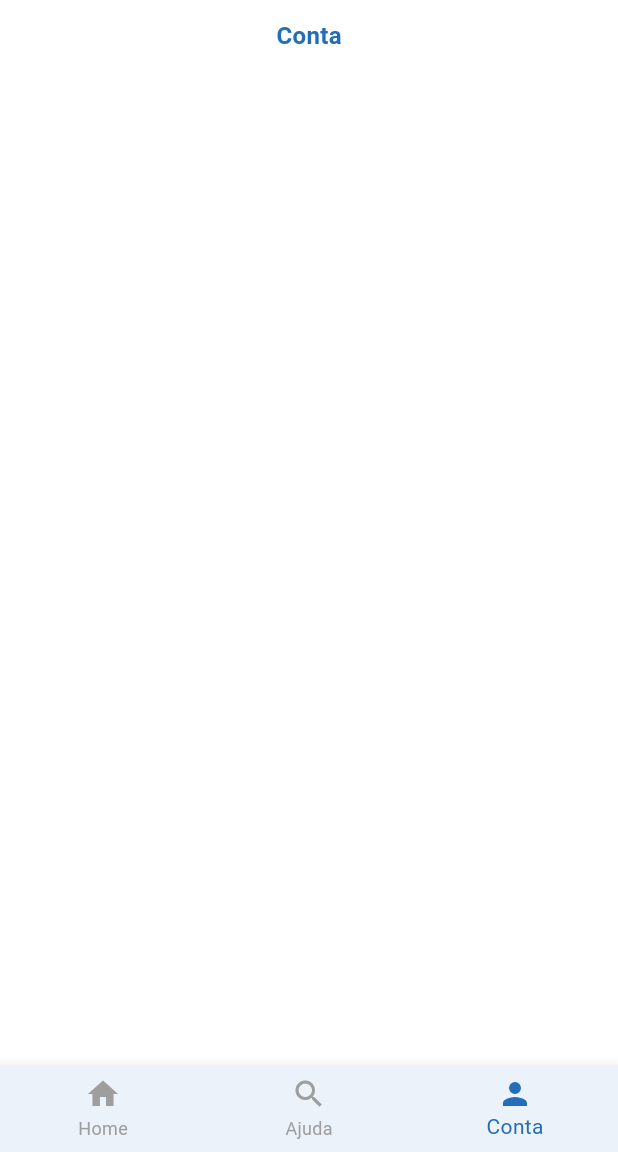
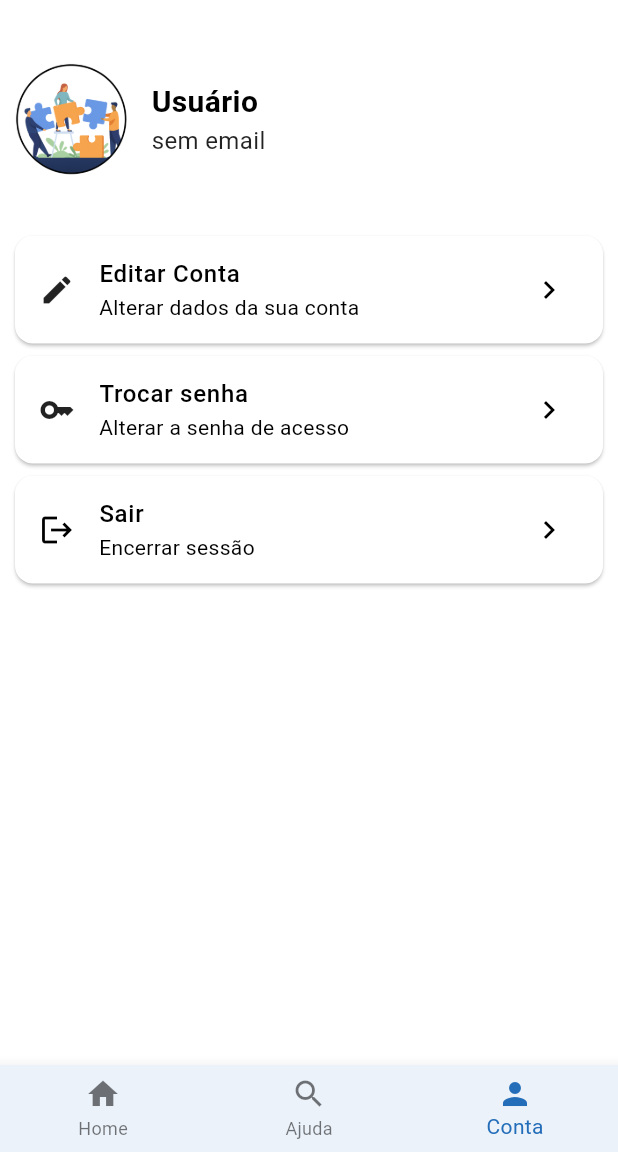
Before and after one commit to Helio07/App_CollabStake, a Flutter app: the ContaScreen screen opened by its route, on a phone screen of 412 x 824 dp, the part 84-1236 px from its top. Run offline on Flutter 3.47's test engine with Material 3 defaults, Android fonts, the light colour scheme and no system bars; our stand-ins replace bloc, dio, equatable, flutter_bloc, font_awesome_flutter, shared_preferences; accounts and stored records are empty; network calls fail.

Commit message:
feat(conta): Editar conta criado e integrado com a api

```diff
--- a/collab_stake/env_dev.json
+++ b/collab_stake/env_dev.json
@@ -1,3 +1,3 @@
 {
-    "BASE_URL": "http://localhost/api/"
+    "BASE_URL": "http://10.0.2.2/api/"
 }
--- a/collab_stake/lib/bloc/autenticacaoBloc/autenticacao_event.dart
+++ b/collab_stake/lib/bloc/autenticacaoBloc/autenticacao_event.dart
@@ -21,3 +21,13 @@ class SolicitouCadastrarEvent extends AutenticacaoEvent {
 class ClearErroCredenciaisEvent extends AutenticacaoEvent {}
 
 class ClearErroCadastroEvent extends AutenticacaoEvent {}
+
+
+class AtualizouDadosEvent extends AutenticacaoEvent {
+  const AtualizouDadosEvent({this.name, this.email, this.telefone});
+  final String? name;
+  final String? email;
+  final String? telefone;
+}
+
+class BuscoudadosEvent extends AutenticacaoEvent {}
--- a/collab_stake/lib/models/usuario.dart
+++ b/collab_stake/lib/models/usuario.dart
@@ -39,12 +39,14 @@ class DadosUsuario {
   int? id;
   String? email;
   String? name;
+  String? telefone;
 
 
   DadosUsuario({
     this.id,
     this.email,
     this.name,
+    this.telefone,
   });
 
   factory DadosUsuario.fromJson(Map<String, dynamic> json) {
@@ -52,6 +54,7 @@ class DadosUsuario {
       id: json['id'],
       email: json['email'],
       name: json['name'],
+      telefone: json['telefone'],
     );
   }
 
@@ -60,6 +63,7 @@ class DadosUsuario {
       'id': id,
       'email': email,
       'name': name,
+      'telefone': telefone,
     };
   }
 }
--- a/collab_stake/lib/screens/conta/conta_screen.dart
+++ b/collab_stake/lib/screens/conta/conta_screen.dart
@@ -1,3 +1,4 @@
+import 'package:collab_stake/screens/conta/alterar_dados.dart';
 import 'package:collab_stake/screens/layout/layout.dart';
 import 'package:flutter/material.dart';
 import 'package:flutter_bloc/flutter_bloc.dart';
@@ -14,7 +15,6 @@ class _ContaScreenState extends State<ContaScreen> {
   @override
   void initState() {
     super.initState();
-
   }
 
   @override
@@ -25,26 +25,104 @@ class _ContaScreenState extends State<ContaScreen> {
           Navigator.pushReplacementNamed(context, '/login');
         }
       },
-      child: BlocBuilder<AutenticacaoBloc, AutenticacaoState>(builder: (context, state) {
+      child: BlocBuilder<AutenticacaoBloc, AutenticacaoState>(
+          builder: (context, state) {
+        final nomeUsuario = state.usuario?.data?.name ?? 'Usuário';
         return Layout(
           selectedIndex: 2,
-          child: Column(
-            children: [
-              Padding(
-                padding:
-                    const EdgeInsets.symmetric(horizontal: 8.0, vertical: 12.0),
-                child: Center(
-                  child: Text(
-                    'Conta',
-                    style: TextStyle(
-                      fontSize: 16,
-                      fontWeight: FontWeight.bold,
-                      color: Theme.of(context).primaryColor,
+          child: Padding(
+            padding: const EdgeInsets.all(10.0),
+            child: Column(
+              crossAxisAlignment: CrossAxisAlignment.start,
+              children: [
+                const SizedBox(height: 32),
+                Row(
+                  mainAxisAlignment: MainAxisAlignment.start,
+                  children: [
+                    Image.asset(
+                      'assets/images/iconeConta.png',
+                      width: 75,
+                      height: 75,
                     ),
+                    const SizedBox(width: 16),
+                    Flexible(
+                      child: Column(
+                        crossAxisAlignment: CrossAxisAlignment.start,
+                        children: [
+                          Text(
+                            nomeUsuario,
+                            overflow: TextOverflow.ellipsis,
+                            style: const TextStyle(
+                              fontSize: 20,
+                              fontWeight: FontWeight.bold,
+                            ),
+                          ),
+                          Text(
+                            state.usuario?.data?.email ?? 'sem email',
+                            overflow: TextOverflow.ellipsis,
+                            style: const TextStyle(
+                              fontSize: 16,
+                              color: Colors.black87,
+                            ),
+                          ),
+                        ],
+                      ),
+                    ),
+                  ],
+                ),
+                const SizedBox(height: 40),
+                Card(
+                  margin: EdgeInsets.zero,
+                  child: ListTile(
+                    leading: const Icon(Icons.edit, color: Colors.black87),
+                    title: const Text('Editar Conta',
+                        style: TextStyle(fontWeight: FontWeight.w500)),
+                    subtitle: const Text('Alterar dados da sua conta'),
+                    trailing: const Icon(Icons.chevron_right),
+                    onTap: () {
+                      showDialog(
+                        context: context,
+                        builder: (BuildContext context) {
+                          return const AlterarDados();
+                        },
+                      );
+                    },
                   ),
                 ),
-              ),
-            ],
+                const SizedBox(height: 8),
+                Card(
+                  margin: EdgeInsets.zero,
+                  child: ListTile(
+                    leading: const Icon(Icons.key, color: Colors.black87),
+                    title: const Text('Trocar senha',
+                        style: TextStyle(fontWeight: FontWeight.w500)),
+                    subtitle: const Text('Alterar a senha de acesso'),
+                    trailing: const Icon(Icons.chevron_right),
+                    onTap: () {
+                      // TODO: Implementar edição de conta futuramente
+                    },
+                  ),
+                ),
+                const SizedBox(height: 8),
+                Card(
+                  margin: EdgeInsets.zero,
+                  child: ListTile(
+                    leading: const Icon(Icons.logout),
+                    title: const Text(
+                      'Sair',
+                      style: TextStyle(
+                        fontWeight: FontWeight.w500,
+                      ),
+                    ),
+                    subtitle: const Text('Encerrar sessão'),
+                    trailing: const Icon(Icons.chevron_right),
+                    onTap: () {
+                      //context.read<AutenticacaoBloc>().add(AutenticacaoLogoutSolicitado());
+                    },
+                  ),
+                ),
+              ],
+            ),
           ),
         );
       }),
--- a/collab_stake/lib/screens/layout/layout.dart
+++ b/collab_stake/lib/screens/layout/layout.dart
@@ -16,12 +16,13 @@ class _LayoutState extends State<Layout> {
    @override
   void initState() {
     super.initState();
-    _selectedIndex = widget.selectedIndex; // Inicialize com o valor recebido
+    _selectedIndex = widget.selectedIndex;
   }
 
   @override
   Widget build(BuildContext context) {
     return Scaffold(
+      resizeToAvoidBottomInset: false,
       appBar: AppBar(
         automaticallyImplyLeading: false,
         backgroundColor: const Color(0xFFEBF2FA),
@@ -72,7 +73,6 @@ class _LayoutState extends State<Layout> {
         },
         backgroundColor: const Color(0xFFEBF2FA),
         selectedItemColor: Theme.of(context).primaryColor,
-        unselectedItemColor: Colors.grey,
       ),
     );
   }
--- a/collab_stake/pubspec.yaml
+++ b/collab_stake/pubspec.yaml
@@ -37,6 +37,7 @@ dependencies:
   flutter_bloc: ^8.1.6
   equatable: ^2.0.0
   intl: ^0.19.0
+  flutter_multi_formatter: ^2.7.2
 
 dev_dependencies:
   flutter_test:
@@ -63,6 +64,7 @@ flutter:
   # To add assets to your application, add an assets section, like this:
   assets:
     - assets/images/imgwelcome.jpg
+    - assets/images/iconeConta.png
 
   # An image asset can refer to one or more resolution-specific "variants", see
   # https://flutter.dev/assets-and-images/#resolution-aware
```
Also changed, not shown: collab_stake/lib/bloc/autenticacaoBloc/autenticacao_bloc.dart (+51 -4 lines), collab_stake/lib/repositories/autenticacao_repository.dart (+34 -0 lines), collab_stake/lib/screens/conta/alterar_dados.dart (added, +192 -0 lines), collab_stake/assets/images/iconeConta.png (added), collab_stake/lib/screens/conta/trocar_senha_screen.dart (added), collab_stake/pubspec.lock.
